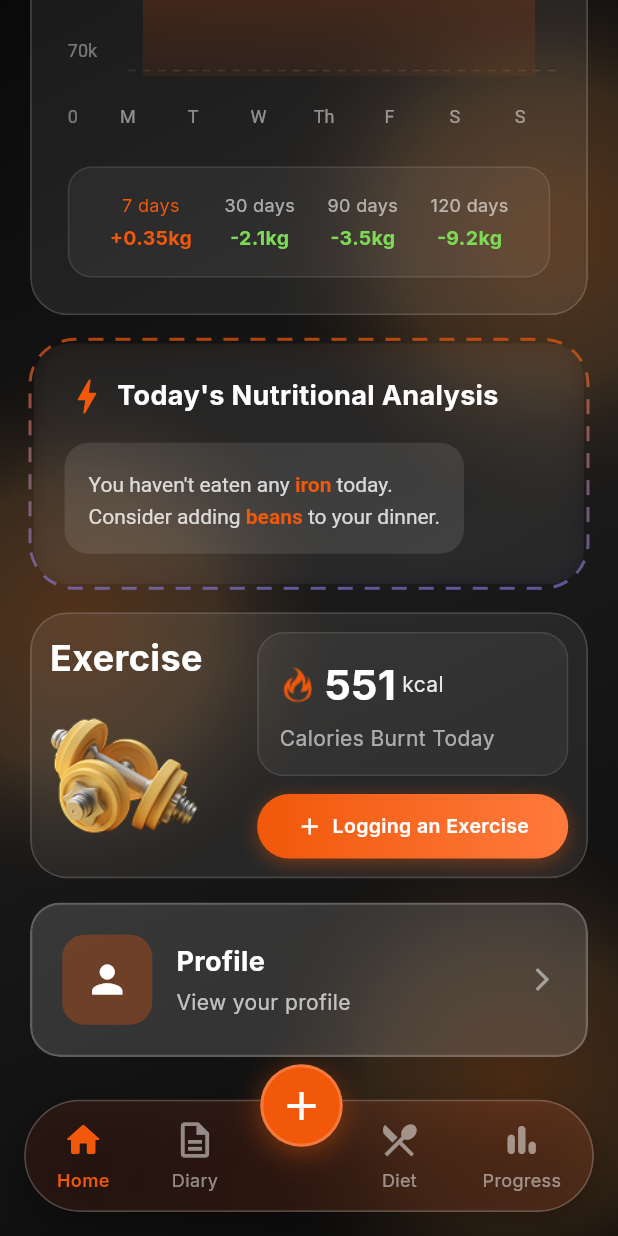
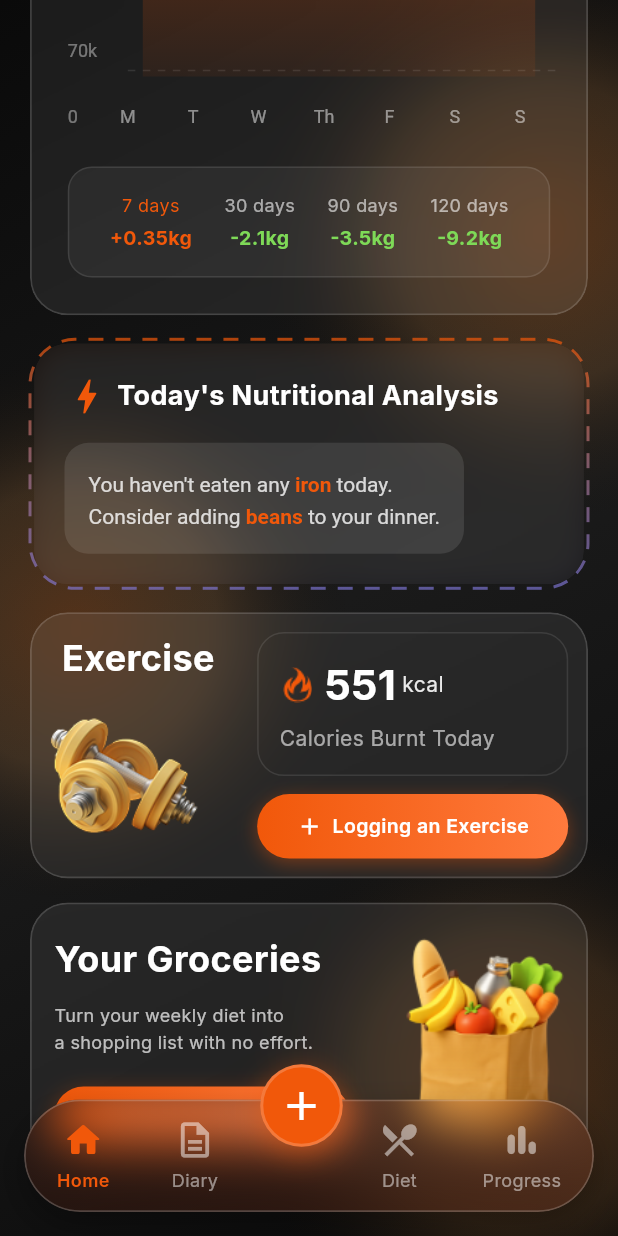
Before and after one commit to harsh308050/GlassmorphismUI, a Flutter app: the screen it shows after launch, scrolled down 886 dp, on a phone screen of 412 x 824 dp. Run offline on Flutter 3.47's test engine with Material 3 defaults, Android fonts, the light colour scheme and no system bars; our stand-ins replace google_fonts, syncfusion_flutter_gauges.

Commit message:
second stage

```diff
--- a/lib/HomePage.dart
+++ b/lib/HomePage.dart
@@ -198,12 +198,8 @@ class _HomePageState extends State<HomePage> with TickerProviderStateMixin {
                     _buildExerciseCard(),
                     const SizedBox(height: 16),
 
-                    _buildGlassCard(
-                      title: 'Profile',
-                      subtitle: 'View your profile',
-                      icon: Icons.person,
-                      color: const Color(0xFFf1580a),
-                    ),
+                    // Your Groceries Card
+                    _buildGroceriesCard(),
                     const SizedBox(height: 100), // Extra space for bottom nav
                   ],
                 ),
@@ -990,12 +986,15 @@ class _HomePageState extends State<HomePage> with TickerProviderStateMixin {
                   crossAxisAlignment: CrossAxisAlignment.start,
                   mainAxisSize: MainAxisSize.min,
                   children: [
-                    const Text(
-                      'Exercise',
-                      style: TextStyle(
-                        fontSize: 24,
-                        fontWeight: FontWeight.bold,
-                        color: Colors.white,
+                    Padding(
+                      padding: const EdgeInsets.only(left: 8.0),
+                      child: Text(
+                        'Exercise',
+                        style: TextStyle(
+                          fontSize: 24,
+                          fontWeight: FontWeight.bold,
+                          color: Colors.white,
+                        ),
                       ),
                     ),
                     const SizedBox(height: 12),
@@ -1019,7 +1018,7 @@ class _HomePageState extends State<HomePage> with TickerProviderStateMixin {
                       alignment: Alignment.centerLeft,
                       padding: const EdgeInsets.all(14),
                       decoration: BoxDecoration(
-                        color: Colors.white.withOpacity(0.05),
+                        // color: Colors.white.withOpacity(0.05),
                         borderRadius: BorderRadius.circular(18),
                         border: Border.all(
                           color: Colors.white.withOpacity(0.1),
@@ -1149,71 +1148,118 @@ class _HomePageState extends State<HomePage> with TickerProviderStateMixin {
     );
   }
 
-  Widget _buildGlassCard({
-    required String title,
-    required String subtitle,
-    required IconData icon,
-    required Color color,
-  }) {
+  Widget _buildGroceriesCard() {
     return ClipRRect(
-      borderRadius: BorderRadius.circular(20),
+      borderRadius: BorderRadius.circular(25),
       child: BackdropFilter(
         filter: ImageFilter.blur(sigmaX: 10, sigmaY: 10),
         child: Container(
-          padding: const EdgeInsets.all(20),
+          padding: const EdgeInsets.all(15),
           decoration: BoxDecoration(
-            color: Colors.white.withOpacity(0.15),
-            borderRadius: BorderRadius.circular(20),
+            color: Colors.white.withOpacity(0.07),
+            borderRadius: BorderRadius.circular(25),
             border: Border.all(
-              color: Colors.white.withOpacity(0.2),
-              width: 1.5,
+              color: Colors.white.withOpacity(0.15),
+              width: 1.2,
             ),
-            boxShadow: [
-              BoxShadow(
-                color: Colors.black.withOpacity(0.1),
-                blurRadius: 10,
-                spreadRadius: 2,
-              ),
-            ],
           ),
           child: Row(
             children: [
-              Container(
-                padding: const EdgeInsets.all(15),
-                decoration: BoxDecoration(
-                  color: color.withOpacity(0.3),
-                  borderRadius: BorderRadius.circular(15),
-                ),
-                child: Icon(icon, color: Colors.white, size: 30),
-              ),
-              const SizedBox(width: 16),
               Expanded(
+                flex: 6,
                 child: Column(
                   crossAxisAlignment: CrossAxisAlignment.start,
+                  mainAxisSize: MainAxisSize.min,
                   children: [
-                    Text(
-                      title,
-                      style: const TextStyle(
-                        fontSize: 18,
+                    const Text(
+                      'Your Groceries',
+                      style: TextStyle(
+                        fontSize: 24,
                         fontWeight: FontWeight.bold,
                         color: Colors.white,
                       ),
                     ),
-                    const SizedBox(height: 4),
+                    const SizedBox(height: 12),
                     Text(
-                      subtitle,
+                      'Turn your weekly diet into\na shopping list with no effort.',
                       style: TextStyle(
-                        fontSize: 14,
+                        fontSize: 12,
                         color: Colors.white.withOpacity(0.7),
+                        height: 1.5,
+                      ),
+                    ),
+                    const SizedBox(height: 20),
+
+                    // Generate Shopping List Button
+                    Container(
+                      decoration: BoxDecoration(
+                        gradient: const LinearGradient(
+                          colors: [Color(0xFFf1580a), Color(0xFFff7a3d)],
+                        ),
+                        borderRadius: BorderRadius.circular(30),
+                        boxShadow: [
+                          BoxShadow(
+                            color: const Color(0xFFf1580a).withOpacity(0.4),
+                            blurRadius: 12,
+                            spreadRadius: 0,
+                            offset: const Offset(0, 4),
+                          ),
+                        ],
+                      ),
+                      child: Material(
+                        color: Colors.transparent,
+                        child: InkWell(
+                          onTap: () {
+                            // Generate shopping list action
+                          },
+                          borderRadius: BorderRadius.circular(30),
+                          child: Padding(
+                            padding: const EdgeInsets.symmetric(
+                              horizontal: 14,
+                              vertical: 10,
+                            ),
+                            child: Row(
+                              mainAxisSize: MainAxisSize.min,
+                              children: [
+                                const Icon(
+                                  Icons.add,
+                                  color: Colors.white,
+                                  size: 14,
+                                ),
+                                const SizedBox(width: 3),
+                                Flexible(
+                                  child: Text(
+                                    'Generate Shopping List',
+                                    style: const TextStyle(
+                                      fontSize: 13,
+                                      fontWeight: FontWeight.w600,
+                                      color: Colors.white,
+                                    ),
+                                    maxLines: 1,
+                                    overflow: TextOverflow.ellipsis,
+                                  ),
+                                ),
+                              ],
+                            ),
+                          ),
+                        ),
                       ),
                     ),
                   ],
                 ),
               ),
-              Icon(
-                Icons.arrow_forward_ios,
-                color: Colors.white.withOpacity(0.5),
-                size: 18,
+
+              const SizedBox(width: 16),
+
+              // Right Side - Shopping Bag Image
+              Expanded(
+                flex: 3,
+                child: Image.asset(
+                  'assets/ShoppingBagImage.png',
+                  fit: BoxFit.cover,
+                  height: 150,
+                  width: 150,
+                ),
               ),
             ],
           ),
```
